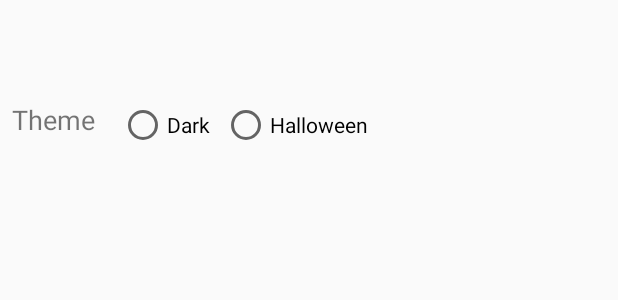
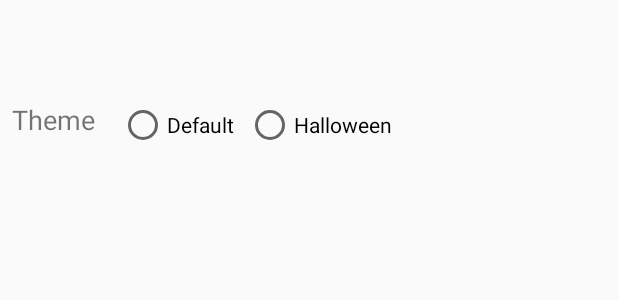
Before and after one commit to bdDavin/NewHangManApp, an Android app: the layout activity_about.xml on its own in the app's theme, with its tools: preview values and no code run, on a phone screen of 412 x 824 dp. Shown: the part 510-810 px from the top of the screen. Run offline under Robolectric (Android 15) with nearby library versions, the phone set to English and light mode, and no system bars.

```diff
--- a/app/src/main/res/layout/activity_about.xml
+++ b/app/src/main/res/layout/activity_about.xml
@@ -44,7 +44,7 @@
         app:layout_constraintTop_toBottomOf="@+id/toolbar" />
 
     <RadioGroup xmlns:android="http://schemas.android.com/apk/res/android"
-        android:id="@+id/radioGroup"
+        android:id="@+id/themeRadio"
         android:layout_width="wrap_content"
         android:layout_height="wrap_content"
         android:layout_marginStart="8dp"
@@ -56,21 +56,23 @@
         app:layout_constraintTop_toTopOf="@+id/textView5">
 
         <RadioButton
-            android:id="@+id/radioButton"
+            android:id="@+id/defaultTheme"
             android:layout_width="wrap_content"
             android:layout_height="wrap_content"
             android:layout_marginStart="8dp"
-            android:text="Dark"
+            android:onClick="onRadioButtonClicked"
+            android:text="Default"
             app:layout_constraintStart_toEndOf="@+id/textView5"
             app:layout_constraintTop_toTopOf="@+id/textView5" />
 
         <RadioButton
-            android:id="@+id/radioButton2"
+            android:id="@+id/defaultHallo"
             android:layout_width="wrap_content"
             android:layout_height="wrap_content"
             android:layout_marginStart="8dp"
+            android:onClick="onRadioButtonClicked"
             android:text="Halloween"
-            app:layout_constraintStart_toEndOf="@+id/radioButton"
-            app:layout_constraintTop_toTopOf="@+id/radioButton" />
+            app:layout_constraintStart_toEndOf="@+id/defaultTheme"
+            app:layout_constraintTop_toTopOf="@+id/defaultTheme" />
     </RadioGroup>
 </android.support.constraint.ConstraintLayout>
--- a/app/src/main/res/values/strings.xml
+++ b/app/src/main/res/values/strings.xml
@@ -14,6 +14,7 @@
     <string name="you_lost">You lost!</string>
     <string name="you_won">You won!!!</string>
     <string name="back_arrow" translatable="false">back_arrow</string>
+    <string name="preference_theme">false</string>
     <string-array name="words">
         <item>bus</item>
         <item>cherry</item>
```
Also changed, not shown: app/src/main/java/se/davin/hangmanapp/AboutActivity.java (+31 -0 lines), app/src/main/java/se/davin/hangmanapp/GameActivity.java (+86 -7 lines), app/src/main/java/se/davin/hangmanapp/HangMan.java (+2 -8 lines), 1 other file.
